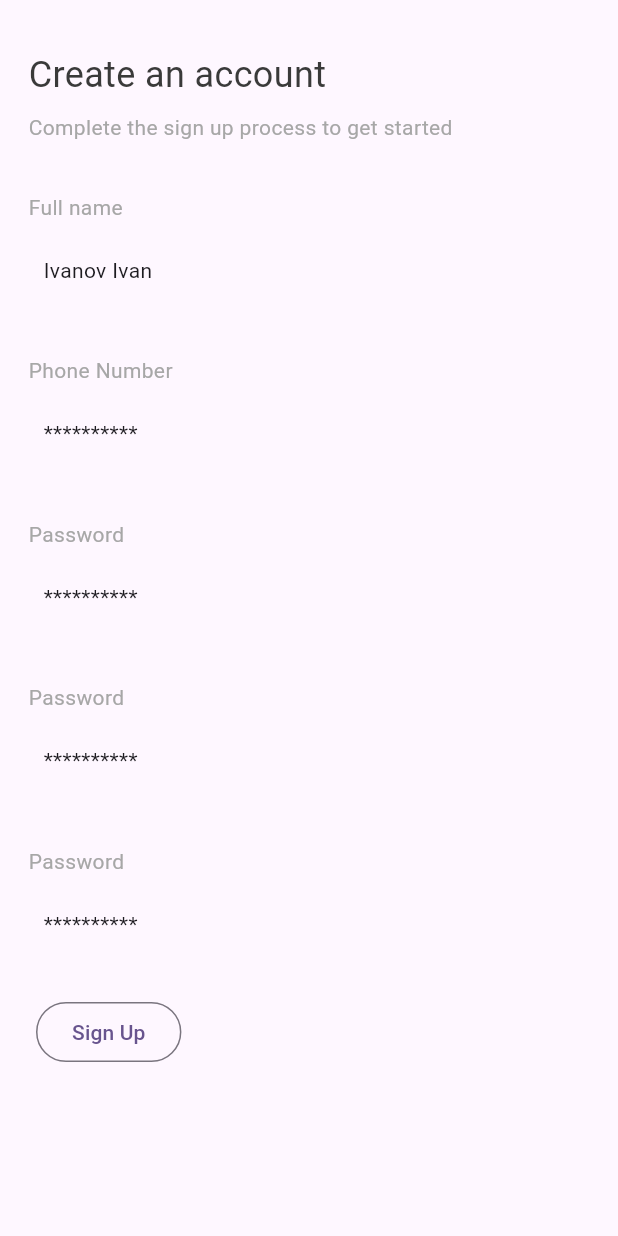
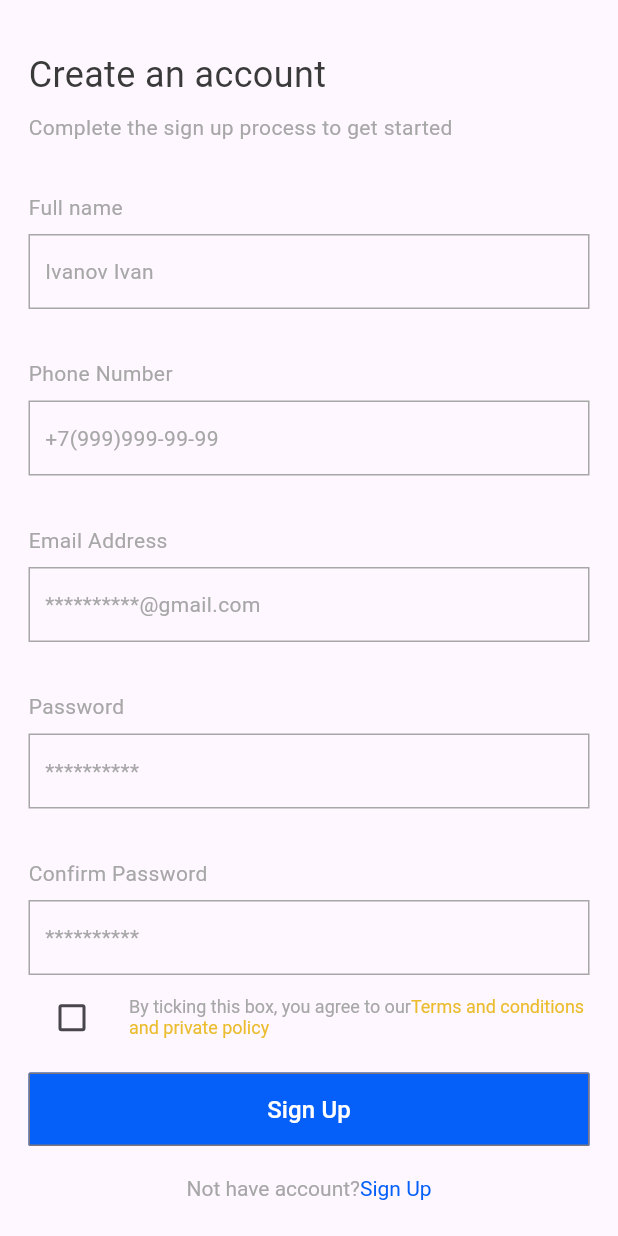
Before and after one commit to xchizhx/exam_project, a Flutter app: the screen it shows after launch, after a tap on an icon or button, on a phone screen of 412 x 824 dp. Run offline on Flutter 3.47's test engine with Material 3 defaults, Android fonts, the light colour scheme and no system bars.

Commit message:
commit_5

```diff
--- a/lib/login.dart
+++ b/lib/login.dart
@@ -67,11 +67,15 @@ class _MyHomePageState extends State<MyHomePage> {
               ),
             ),
             Padding(
-              padding: EdgeInsets.only(top: 8, left: 19),
+              padding: EdgeInsets.only(top: 8, left: 19, right: 19),
               child: Container(
+                decoration: BoxDecoration(border: Border.all(
+                  color: Color.fromARGB(255, 167, 167, 167), width: 1)
+              ),
                 child: Padding(
                   padding: EdgeInsets.only(top: 14, left: 10, bottom: 14),
-                  child: Text("***********@mail.com"),
+                  child: Text("***********@mail.com",
+                    style: TextStyle(color: Color.fromARGB(255, 167, 167, 167)),),
                 ),
               ),
             ),
@@ -84,13 +88,15 @@ class _MyHomePageState extends State<MyHomePage> {
               ),
             ),
             Padding(
-              padding: EdgeInsets.only(left: 19, top: 8),
+              padding: EdgeInsets.only(left: 19, top: 8, right: 19),
               child: Container(
                 decoration: BoxDecoration(border: Border.all(
-                    color: Color.fromARGB(255, 1, 1, 1), width: 1)),
+                    color: Color.fromARGB(255, 167, 167, 167), width: 1)
+                ),
                 child: Padding(
                     padding: EdgeInsets.only(left: 10, top: 14, bottom: 14),
-                    child: Text("**********")),
+                    child: Text("**********",
+                      style: TextStyle(color: Color.fromARGB(255, 167, 167, 167)),)),
               ),
             ),
             Padding(
@@ -104,9 +110,11 @@ class _MyHomePageState extends State<MyHomePage> {
                         });
                   }),
                   Text("Remember password",
-                    style: TextStyle(color: Color.fromARGB(255, 167, 167, 167))),
+                    style: TextStyle(color: Color.fromARGB(255, 167, 167, 167),
+                    fontSize: 12)),
                   Text("Forgot Password?",
-                    style: TextStyle(color: Color.fromARGB(255, 167, 167, 167)))
+                    style: TextStyle(color: Color.fromARGB(255, 5, 96, 250),
+                    fontSize: 12))
                 ],
               ),
             ),
@@ -121,7 +129,11 @@ class _MyHomePageState extends State<MyHomePage> {
                             borderRadius: BorderRadius.circular(1))),
                         backgroundColor: MaterialStateColor.resolveWith((states)
                         => Color.fromARGB(255, 5, 96, 250))),
-                  child: Text("Login", style: TextStyle(color: Color.fromARGB(255, 255, 255, 255)),)),
+                  child: Text("Login",
+                    style: TextStyle(color: Color.fromARGB(255, 255, 255, 255),
+                    fontSize: 16),
+                  )
+                ),
               ),
             ),
             Align(
@@ -137,9 +149,9 @@ class _MyHomePageState extends State<MyHomePage> {
                 child: RichText(text: TextSpan(
                   children: [
                     TextSpan(text: "Not have account?",
-                        style: TextStyle(color: Color.fromARGB(255, 5, 96, 250))),
+                        style: TextStyle(color: Color.fromARGB(255, 167, 167, 167))),
                     TextSpan(text: "Sign Up",
-                        style: TextStyle(color: Color.fromARGB(255, 167, 167, 167)))
+                        style: TextStyle(color: Color.fromARGB(255, 5, 96, 250)))
                       ]
                     )
                   ),
--- a/lib/sing_up.dart
+++ b/lib/sing_up.dart
@@ -1,11 +1,19 @@
-import 'package:exam_project_2/login.dart';
 import 'package:exam_project_2/profile.dart';
 import 'package:flutter/cupertino.dart';
 import 'package:flutter/material.dart';
 
-class Sign_up extends StatelessWidget{
+class Sign_up extends StatefulWidget{
 
+
+  Sign_up({super.key});
+
+  @override
+  State<Sign_up> createState() => _Sign_upState();
+}
+
+class _Sign_upState extends State<Sign_up> {
   bool isChecked = false;
+
   @override
   Widget build(BuildContext context) {
     return Scaffold(
@@ -39,11 +47,15 @@ class Sign_up extends StatelessWidget{
               ),
             ),
             Padding(
-              padding: EdgeInsets.only(left: 19, top: 8),
+              padding: EdgeInsets.only(left: 19, top: 8, right: 19),
               child: Container(
+                decoration: BoxDecoration(border: Border.all(
+                    color: Color.fromARGB(255, 167, 167, 167), width: 1)
+                ),
                 child: Padding(
                     padding: EdgeInsets.only(left: 10, top: 14, bottom: 14),
-                    child: Text("Ivanov Ivan")),
+                    child: Text("Ivanov Ivan",
+                    style: TextStyle(color: Color.fromARGB(255, 167, 167, 167)),)),
               ),
             ),
             Padding(
@@ -55,11 +67,35 @@ class Sign_up extends StatelessWidget{
               ),
             ),
             Padding(
-              padding: EdgeInsets.only(left: 19, top: 8),
+              padding: EdgeInsets.only(left: 19, top: 8, right: 19),
               child: Container(
+                decoration: BoxDecoration(border: Border.all(
+                    color: Color.fromARGB(255, 167, 167, 167), width: 1)
+                ),
                 child: Padding(
                     padding: EdgeInsets.only(left: 10, top: 14, bottom: 14),
-                    child: Text("**********")),
+                    child: Text("+7(999)999-99-99",
+                      style: TextStyle(color: Color.fromARGB(255, 167, 167, 167)),)),
+              ),
+            ),
+            Padding(
+              padding: EdgeInsets.only(left: 19, top: 33),
+              child: Align(
+                alignment: Alignment.centerLeft,
+                child: Text("Email Address",
+                    style: TextStyle(color: Color.fromARGB(255, 167, 167, 167))),
+              ),
+            ),
+            Padding(
+              padding: EdgeInsets.only(left: 19, top: 8, right: 19),
+              child: Container(
+                decoration: BoxDecoration(border: Border.all(
+                    color: Color.fromARGB(255, 167, 167, 167), width: 1)
+                ),
+                child: Padding(
+                    padding: EdgeInsets.only(left: 10, top: 14, bottom: 14),
+                    child: Text("**********@gmail.com",
+                    style: TextStyle(color: Color.fromARGB(255, 167, 167, 167)),)),
               ),
             ),
             Padding(
@@ -71,57 +107,103 @@ class Sign_up extends StatelessWidget{
               ),
             ),
             Padding(
-              padding: EdgeInsets.only(left: 19, top: 8),
+              padding: EdgeInsets.only(left: 19, top: 8, right: 19),
               child: Container(
+                decoration: BoxDecoration(border: Border.all(
+                    color: Color.fromARGB(255, 167, 167, 167), width: 1)
+                ),
                 child: Padding(
                     padding: EdgeInsets.only(left: 10, top: 14, bottom: 14),
-                    child: Text("**********")),
+                    child: Text("**********",
+                      style: TextStyle(color: Color.fromARGB(255, 167, 167, 167)),)),
               ),
             ),
             Padding(
               padding: EdgeInsets.only(left: 19, top: 33),
               child: Align(
                 alignment: Alignment.centerLeft,
-                child: Text("Password",
+                child: Text("Confirm Password",
                     style: TextStyle(color: Color.fromARGB(255, 167, 167, 167))),
               ),
             ),
             Padding(
-              padding: EdgeInsets.only(left: 19, top: 8),
+              padding: EdgeInsets.only(left: 19, top: 8, right: 19),
               child: Container(
+                decoration: BoxDecoration(border: Border.all(
+                    color: Color.fromARGB(255, 167, 167, 167), width: 1)
+                ),
                 child: Padding(
                     padding: EdgeInsets.only(left: 10, top: 14, bottom: 14),
-                    child: Text("**********")),
+                    child: Text("**********",
+                      style: TextStyle(color: Color.fromARGB(255, 167, 167, 167)),)),
               ),
             ),
-            Padding(
-              padding: EdgeInsets.only(left: 19, top: 33),
-              child: Align(
-                alignment: Alignment.centerLeft,
-                child: Text("Password",
-                    style: TextStyle(color: Color.fromARGB(255, 167, 167, 167))),
+
+            Expanded(
+              child: Row(
+                children: [Padding(
+                  padding: EdgeInsets.only(left: 24, right: 14),
+                    child: Checkbox(
+                        value: isChecked, onChanged: (bool? value){
+                      setState(() {
+                        isChecked = value!;
+                      });
+                    }),
+                  ),
+                  RichText(text: TextSpan(
+                      children: [
+                        TextSpan(text: "By ticking this box, you agree to our",
+                            style: TextStyle(
+                                color: Color.fromARGB(255, 167, 167, 167),
+                            fontSize: 12)),
+                        TextSpan(text: "Terms and conditions\nand private policy",
+                            style: TextStyle(
+                              color: Color.fromARGB(255, 235, 188, 46),
+                            fontSize: 12))
+                      ]
+                  )
+                  ),
+              ]),
+            ),
+              Expanded(
+                child: Padding(
+                  padding: EdgeInsets.only(top: 8, left: 19, right: 19),
+                  child: OutlinedButton(onPressed: (){
+                  },
+                      style: ButtonStyle(
+                          shape: MaterialStateProperty.all(RoundedRectangleBorder(
+                              borderRadius: BorderRadius.circular(1))),
+                          backgroundColor: MaterialStateColor.resolveWith((states)
+                          => Color.fromARGB(255, 5, 96, 250))),
+                      child: Text("Sign Up",
+                        style: TextStyle(color: Color.fromARGB(255, 255, 255, 255),
+                            fontSize: 16),
+                      )
+                  ),
+                ),
               ),
-            ),
-            Padding(
-              padding: EdgeInsets.only(left: 19, top: 8),
-              child: Container(
+              Align(
+                alignment: Alignment.center,
                 child: Padding(
-                    padding: EdgeInsets.only(left: 10, top: 14, bottom: 14),
-                    child: Text("**********")),
-              ),
-            ),
-            Padding(
-              padding: EdgeInsets.only(top: 24, left: 24, right: 24),
-              child: Row(
-                children: [
-                  OutlinedButton(onPressed: (){
-                    Navigator.of(context).push(MaterialPageRoute(builder: (context){
-                      return Profile();
-                    }));
-                  }, child: Text("Sign Up"))
-                ],
-              ),
-            ),
+                  padding: EdgeInsets.only(top: 20, bottom: 24),
+                  child: GestureDetector(
+                    onTap: (){
+                      Navigator.of(context).push(MaterialPageRoute(builder: (context){
+                        return Sign_up();
+                      }));
+                    },
+                    child: RichText(text: TextSpan(
+                        children: [
+                          TextSpan(text: "Not have account?",
+                              style: TextStyle(color: Color.fromARGB(255, 167, 167, 167))),
+                          TextSpan(text: "Sign Up",
+                              style: TextStyle(color: Color.fromARGB(255, 5, 96, 250)))
+                        ]
+                    )
+                    ),
+                  ),
+                ),
+              )
           ]
         )
       )
```
